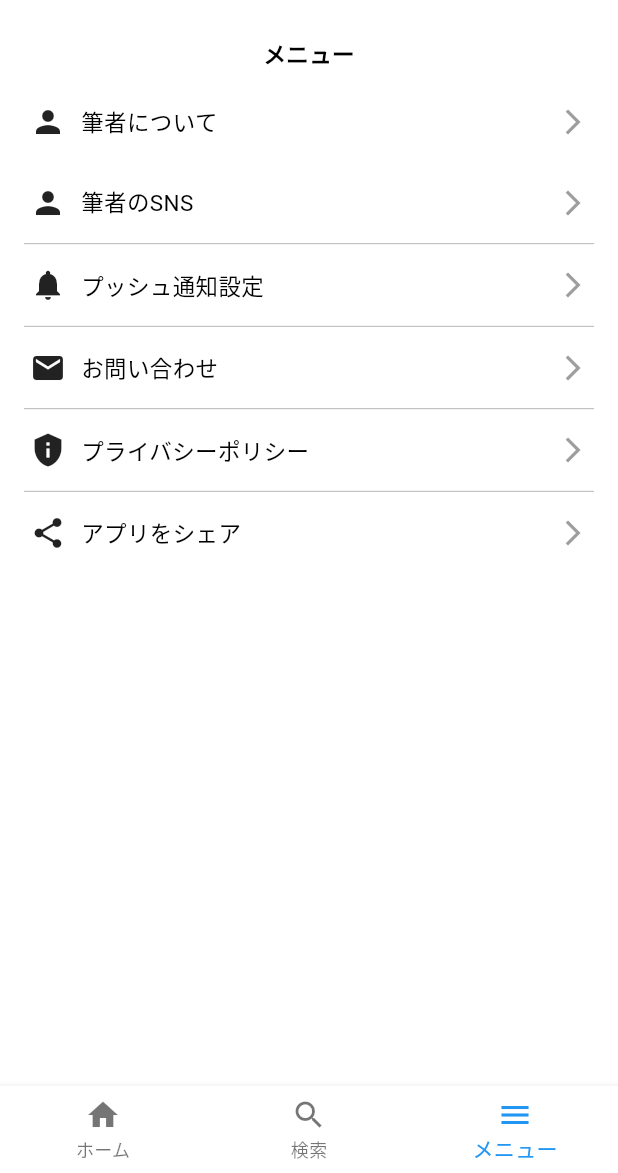
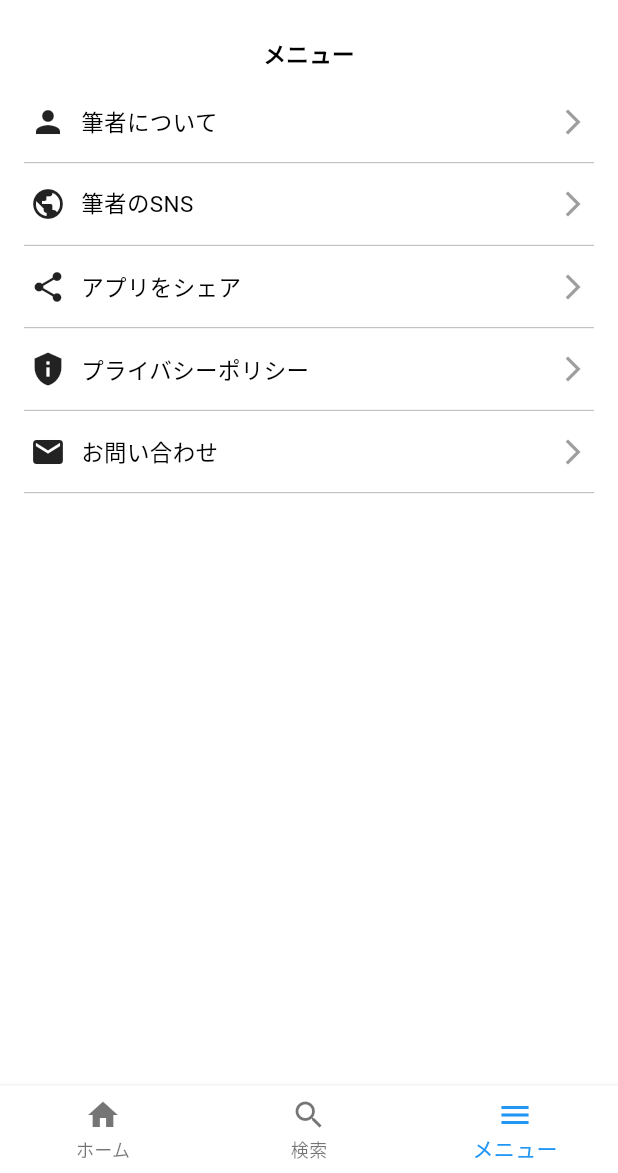
Before and after one commit to Arata1202/FlutterBlogApp, a Flutter app: the screen it shows after launch, swiped to page 3, on a phone screen of 412 x 824 dp, the part 63-1236 px from its top. Run offline on Flutter 3.47's test engine with Material 3 defaults, Android fonts, the phone set to English and light mode, and no system bars; our stand-ins replace font_awesome_flutter, share_plus, webview_flutter.

Commit message:
fix: メニュー

```diff
--- a/lib/menu.dart
+++ b/lib/menu.dart
@@ -45,22 +45,23 @@ class Menu extends StatelessWidget {
                 MaterialPageRoute(builder: (context) => const Profile()),
               );
             }),
-            _menuItem("筆者のSNS", const Icon(Icons.person), () {
+            _divider(),
+            _menuItem("筆者のSNS", const Icon(Icons.public), () {
               Navigator.push(
                 context,
                 MaterialPageRoute(builder: (context) => const Sns()),
               );
             }),
             _divider(),
-            _menuItem("プッシュ通知設定", const Icon(Icons.notifications), () {
-              Navigator.push(
-                context,
-                MaterialPageRoute(builder: (context) => const Notice()),
-              );
-            }),
-            _divider(),
-            _menuItem("お問い合わせ", const Icon(Icons.email), () {
-              _launchMailApp();
+            // _menuItem("プッシュ通知設定", const Icon(Icons.notifications), () {
+            //   Navigator.push(
+            //     context,
+            //     MaterialPageRoute(builder: (context) => const Notice()),
+            //   );
+            // }),
+            // _divider(),
+            _menuItem("アプリをシェア", const Icon(Icons.share), () {
+              _shareApp();
             }),
             _divider(),
             _menuItem("プライバシーポリシー", const Icon(Icons.privacy_tip), () {
@@ -70,9 +71,10 @@ class Menu extends StatelessWidget {
               );
             }),
             _divider(),
-            _menuItem("アプリをシェア", const Icon(Icons.share), () {
-              _shareApp();
+            _menuItem("お問い合わせ", const Icon(Icons.email), () {
+              _launchMailApp();
             }),
+            _divider(),
           ],
         ),
       ),
```
